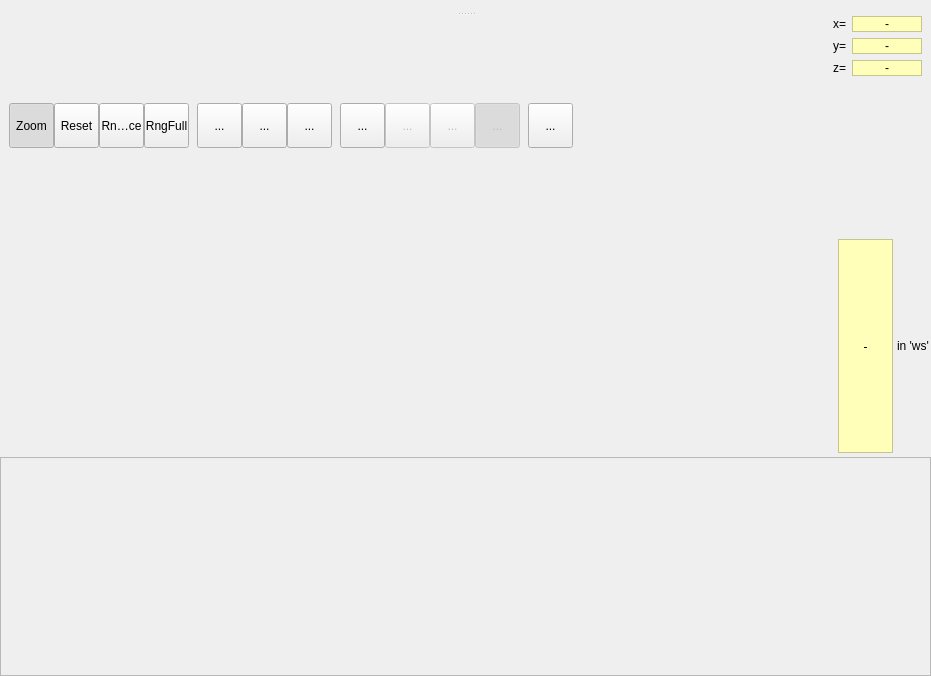
The window that Code/Mantid/MantidQt/SliceViewer/inc/MantidQtSliceViewer/SliceViewer.ui (mantidproject/mantid) describes before a commit, drawn with Qt 5.
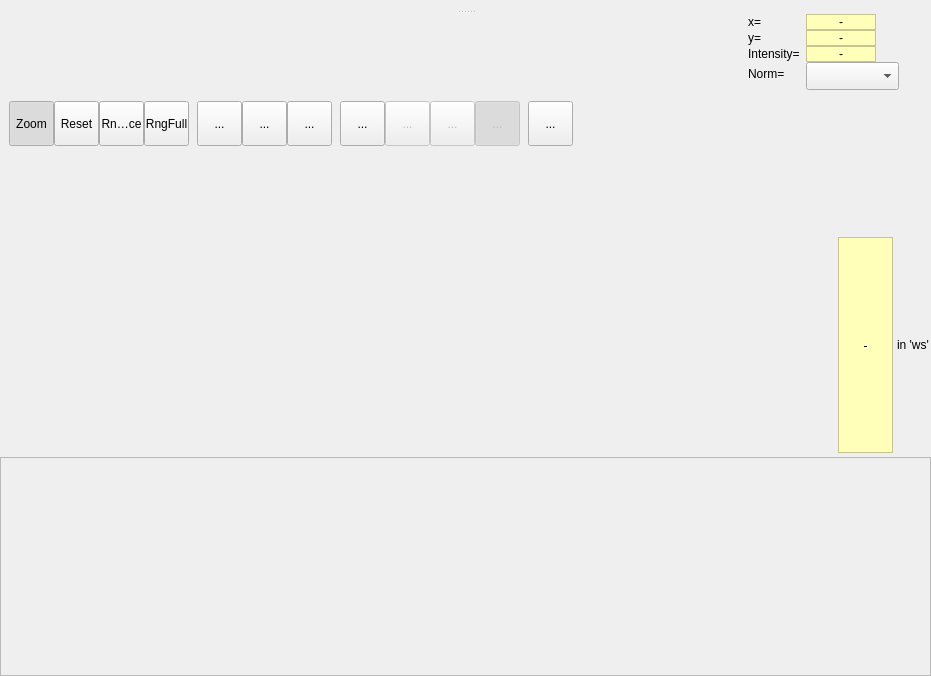
The same window after the commit. Icons and pictures are not drawn. Custom widgets are drawn as their Qt base class.

Commit message: refs #11741. Norm dropdown.

What changed in the file:
```diff
--- a/Code/Mantid/MantidQt/SliceViewer/inc/MantidQtSliceViewer/SliceViewer.ui
+++ b/Code/Mantid/MantidQt/SliceViewer/inc/MantidQtSliceViewer/SliceViewer.ui
@@ -589,6 +589,9 @@
             <property name="orientation">
              <enum>Qt::Horizontal</enum>
             </property>
+            <property name="sizeType">
+             <enum>QSizePolicy::Expanding</enum>
+            </property>
             <property name="sizeHint" stdset="0">
              <size>
               <width>40</width>
@@ -605,6 +608,9 @@
             <property name="fieldGrowthPolicy">
              <enum>QFormLayout::FieldsStayAtSizeHint</enum>
             </property>
+            <property name="verticalSpacing">
+             <number>0</number>
+            </property>
             <item row="0" column="0">
              <widget class="QLabel" name="label">
               <property name="text">
@@ -684,7 +690,7 @@
             <item row="2" column="0">
              <widget class="QLabel" name="label_3">
               <property name="text">
-               <string>z=</string>
+               <string>Intensity=</string>
               </property>
              </widget>
             </item>
@@ -719,6 +725,37 @@
               </property>
              </widget>
             </item>
+            <item row="3" column="0">
+             <widget class="QLabel" name="label_4">
+              <property name="text">
+               <string>Norm=</string>
+              </property>
+             </widget>
+            </item>
+            <item row="3" column="1">
+             <widget class="QComboBox" name="comboNormalization">
+              <property name="sizePolicy">
+               <sizepolicy hsizetype="MinimumExpanding" vsizetype="Fixed">
+                <horstretch>0</horstretch>
+                <verstretch>0</verstretch>
+               </sizepolicy>
+              </property>
+              <property name="minimumSize">
+               <size>
+                <width>80</width>
+                <height>0</height>
+               </size>
+              </property>
+              <property name="font">
+               <font>
+                <pointsize>13</pointsize>
+               </font>
+              </property>
+              <property name="toolTip">
+               <string>Normalization option</string>
+              </property>
+             </widget>
+            </item>
            </layout>
           </item>
          </layout>
```
Left out of the diff: 49 changed lines with no effect on the pictures. The commit also changes 2 other files.
